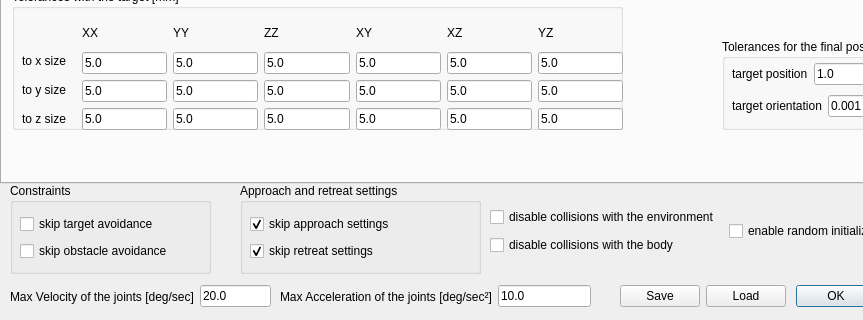
The window that ui/toldialoghump.ui (zohannn/motion_manager) describes before a commit, drawn with Qt 5; both pictures show x 0 to 863 and y 417 to 737 of the 970 by 737 pixel window.
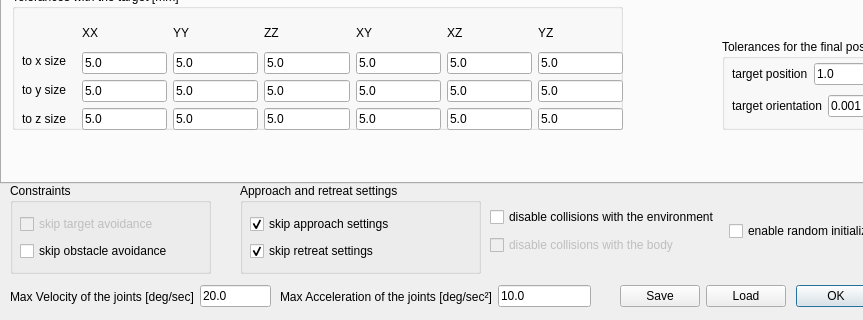
The same window after the commit.

```diff
--- a/ui/toldialoghump.ui
+++ b/ui/toldialoghump.ui
@@ -63,6 +63,9 @@
     <layout class="QVBoxLayout" name="verticalLayout_16">
      <item>
       <widget class="QCheckBox" name="checkBox_tar_av">
+       <property name="enabled">
+        <bool>false</bool>
+       </property>
        <property name="text">
         <string>skip target avoidance</string>
        </property>
@@ -3350,7 +3353,7 @@
     </item>
    </layout>
   </widget>
-  <widget class="QWidget" name="">
+  <widget class="QWidget" name="layoutWidget">
    <property name="geometry">
     <rect>
      <x>490</x>
@@ -3374,6 +3377,9 @@
       </item>
       <item>
        <widget class="QCheckBox" name="checkBox_coll_body">
+        <property name="enabled">
+         <bool>false</bool>
+        </property>
         <property name="text">
          <string>disable collisions with the body</string>
         </property>
```
Left out of the diff: 1 changed line with no effect on the pictures.
